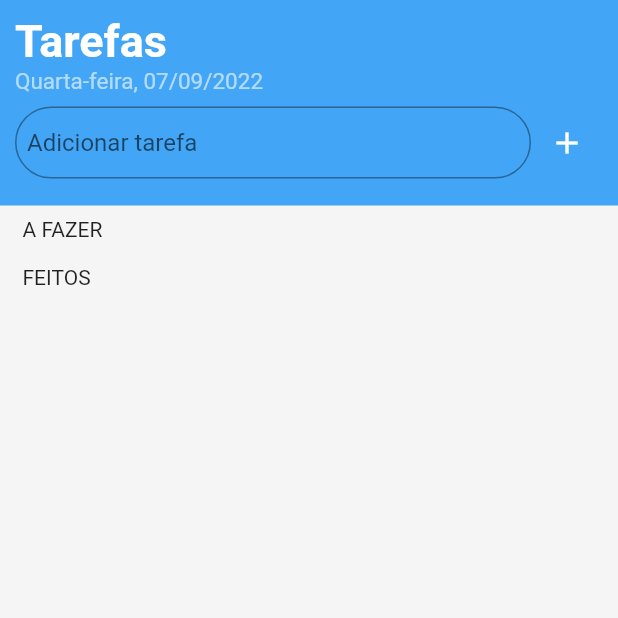
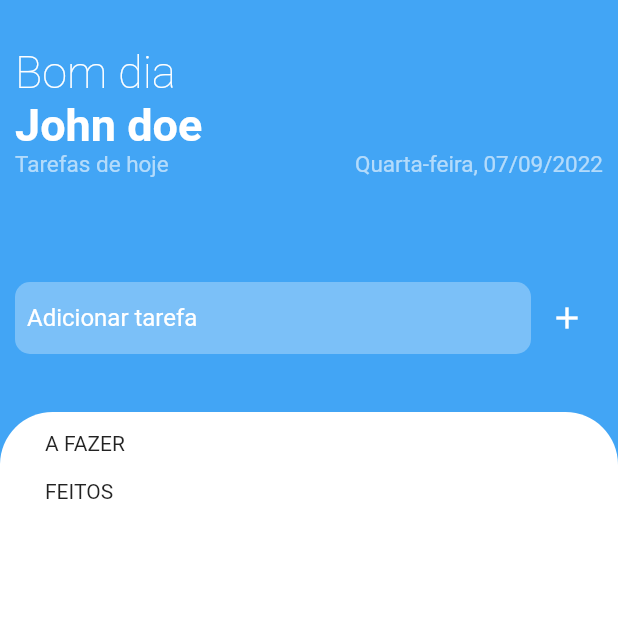
Before and after one commit to jaymeco/Flutter-Todo-List, a Flutter app: the screen it shows after launch, on a phone screen of 412 x 824 dp, the top half of it. Run offline on Flutter 3.47's test engine with Material 2 defaults, Android fonts, the phone set to English and light mode, and no system bars.

Commit message:
refactor(lib/screens/Home): Modifica layout da tela inicial.

```diff
--- a/lib/screens/Home/index.dart
+++ b/lib/screens/Home/index.dart
@@ -37,22 +37,39 @@ class _HomePageWidget extends State<HomePageWidget> {
               mainAxisAlignment: MainAxisAlignment.start,
               crossAxisAlignment: CrossAxisAlignment.start,
               children: [
-                Container(
-                  color: Colors.blue.shade400,
-                  child: Padding(
-                    padding: const EdgeInsets.all(10),
+                Expanded(
+                  flex: 1,
+                  child: Container(
+                    width: MediaQuery.of(context).size.width,
+                    padding: const EdgeInsets.symmetric(horizontal: 10),
+                    color: Colors.transparent,
                     child: Column(
+                      mainAxisAlignment: MainAxisAlignment.spaceAround,
                       crossAxisAlignment: CrossAxisAlignment.start,
                       children: [
-                        Text('Tarefas', style: styles.pageTitle()),
+                        Column(
+                          crossAxisAlignment: CrossAxisAlignment.start,
+                          children: [
+                            Text('Bom dia', style: styles.pageUperTitle()),
+                            Text('John doe', style: styles.pageTitle()),
+                            Row(
+                              mainAxisAlignment: MainAxisAlignment.spaceBetween,
+                              children: [
+                                Text('Tarefas de hoje',
+                                    style: styles.pageSubtitle()),
                                 Text('Quarta-feira, 07/09/2022',
                                     style: styles.pageSubtitle()),
+                              ],
+                            ),
+                          ],
+                        ),
                         Padding(
                           padding: const EdgeInsets.symmetric(vertical: 8),
                           child: Row(
                             children: [
                               Expanded(
                                   child: TextField(
+                                cursorColor: Colors.white,
                                 onSubmitted: (value) {
                                   if (value != '') {
                                     setState(() {
@@ -68,7 +85,7 @@ class _HomePageWidget extends State<HomePageWidget> {
                                 decoration: styles.addTaskField(),
                               )),
                               IconButton(
-                                  color: Colors.blue,
+                                  color: Colors.red,
                                   onPressed: addTask,
                                   icon: const Icon(
                                     Icons.add,
@@ -82,18 +99,22 @@ class _HomePageWidget extends State<HomePageWidget> {
                   ),
                 ),
                 Expanded(
+                  flex: 2,
+                  child: Container(
+                      width: MediaQuery.of(context).size.width,
+                      padding: const EdgeInsets.symmetric(
+                          horizontal: 30, vertical: 5),
+                      decoration: styles.mainTaskContainer(),
                       child: SingleChildScrollView(
+                        child: Expanded(
                           child: Column(
                             crossAxisAlignment: CrossAxisAlignment.start,
                             children: [
                               const Padding(
-                        padding:
-                            EdgeInsets.symmetric(horizontal: 15, vertical: 8),
+                                padding: EdgeInsets.symmetric(vertical: 8),
                                 child: Text('A FAZER'),
                               ),
-                      Padding(
-                        padding: const EdgeInsets.symmetric(horizontal: 10),
-                        child: Column(
+                              Column(
                                 children: [
                                   for (var task in undoneTasks)
                                     TaskCardWidget(
@@ -102,15 +123,11 @@ class _HomePageWidget extends State<HomePageWidget> {
                                         isChecked: false),
                                 ],
                               ),
-                      ),
                               const Padding(
-                        padding:
-                            EdgeInsets.symmetric(horizontal: 15, vertical: 8),
+                                padding: EdgeInsets.symmetric(vertical: 8),
                                 child: Text('FEITOS'),
                               ),
-                      Padding(
-                        padding: const EdgeInsets.symmetric(horizontal: 10),
-                        child: Column(
+                              Column(
                                 children: [
                                   for (var task in doneTasks)
                                     TaskCardWidget(
@@ -119,10 +136,11 @@ class _HomePageWidget extends State<HomePageWidget> {
                                         isChecked: true),
                                 ],
                               ),
+                            ],
                           ),
-                    ],
+                        ),
                       )),
-                )
+                ),
               ]),
         ),
       ),
--- a/lib/screens/Home/styles.dart
+++ b/lib/screens/Home/styles.dart
@@ -3,7 +3,15 @@ import 'package:flutter/material.dart';
 class Styles {
   BoxDecoration homeContainer() {
     return BoxDecoration(
-      color: Colors.grey.shade100,
+      color: Colors.blue.shade400,
+    );
+  }
+
+  TextStyle pageUperTitle() {
+    return const TextStyle(
+      color: Colors.white,
+      fontWeight: FontWeight.w200,
+      fontSize: 30,
     );
   }
 
@@ -23,11 +31,28 @@ class Styles {
   }
 
   InputDecoration addTaskField() {
+    const OutlineInputBorder inputBorder = OutlineInputBorder(
+        borderSide: BorderSide(
+          color: Colors.transparent,
+        ),
+        borderRadius: BorderRadius.all(Radius.circular(10)));
+
     return const InputDecoration(
       hintText: 'Adicionar tarefa',
       contentPadding: EdgeInsets.symmetric(horizontal: 8),
-      border: OutlineInputBorder(
-          borderRadius: BorderRadius.all(Radius.circular(50))),
+      border: inputBorder,
+      enabledBorder: inputBorder,
+      focusedBorder: inputBorder,
+      filled: true,
+      fillColor: Colors.white30,
+      hintStyle: TextStyle(color: Colors.white),
     );
   }
+
+  BoxDecoration mainTaskContainer() {
+    return const BoxDecoration(
+        color: Colors.white,
+        borderRadius: BorderRadius.only(
+            topLeft: Radius.circular(35), topRight: Radius.circular(35)));
+  }
 }
```
Lines whose indentation alone changed are shown as unchanged.
